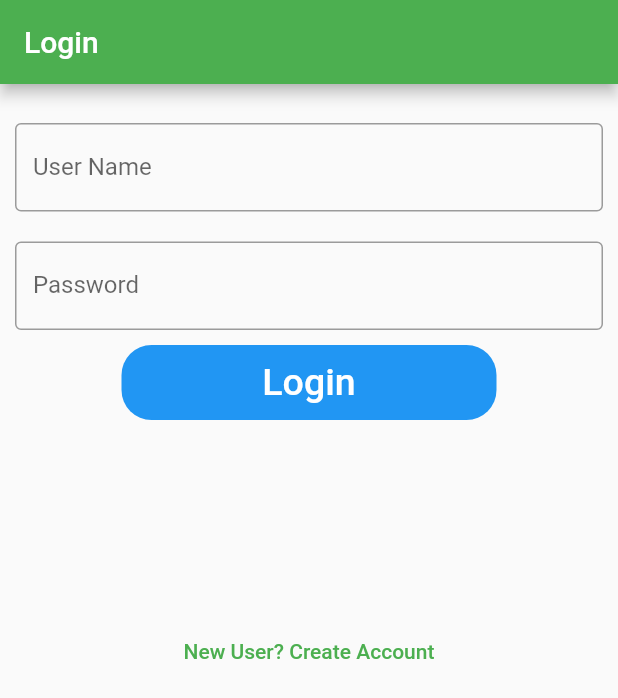
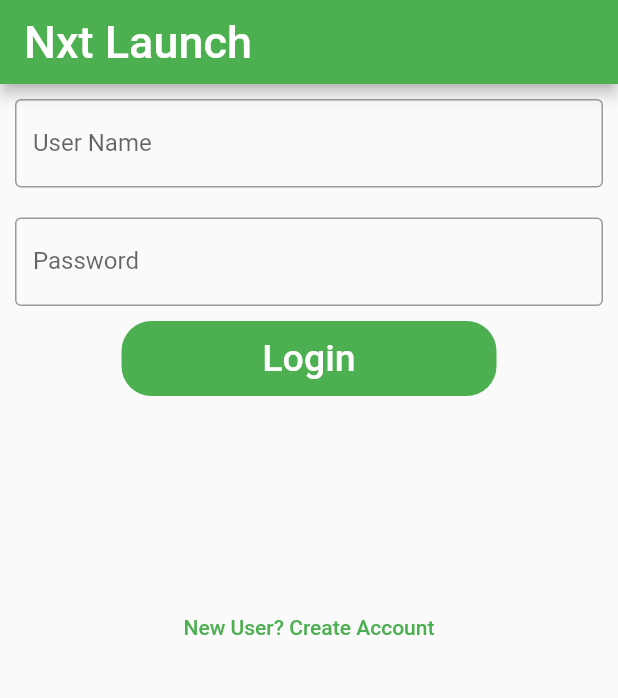
Before and after one commit to sethrandalldev/Nxt_Launch, a Flutter app: the screen it shows after launch, after a tap on "Login", on a phone screen of 412 x 824 dp. Shown: the top 698 px of the screen. Run offline on Flutter 3.47's test engine with Material 2 defaults, Android fonts, the phone set to English and light mode, and no system bars; our stand-ins replace date_format; missing offline and left inert: flutter_session, shared_preferences_web; network calls fail.

Commit message:
[REMOVED] authentication_page

```diff
--- a/lib/main.dart
+++ b/lib/main.dart
@@ -1,13 +1,34 @@
 import 'package:flutter/material.dart';
-import 'package:spacex_launches/pages/authentication_page.dart';
-import 'package:spacex_launches/pages/home_page.dart';
 import 'package:spacex_launches/pages/login_page.dart';
+import 'package:spacex_launches/pages/register_page.dart';
+
+import 'pages/home_page.dart';
 
 void main() {
   runApp(MyApp());
 }
 
-class MyApp extends StatelessWidget {
+class MyApp extends StatefulWidget {
+  @override
+  _MyAppState createState() => _MyAppState();
+}
+
+class _MyAppState extends State<MyApp> {
+  bool _authenticated = false;
+  bool _onLogin = true;
+
+  void setAuthenticated() {
+    setState(() {
+      _authenticated = true;
+    });
+  }
+
+  void setOnLogin() {
+    setState(() {
+      _onLogin = !_onLogin;
+    });
+  }
+
   @override
   Widget build(BuildContext context) {
     return MaterialApp(
@@ -19,7 +40,11 @@ class MyApp extends StatelessWidget {
         appBar: AppBar(
           title: Text('Nxt Launch', style: TextStyle(fontSize: 30))
         ),
-        body: AuthenticationPage()
+        body: _authenticated ?
+          HomePage() :
+            _onLogin ?
+              LoginPage(setAuthenticated, setOnLogin) :
+              RegisterPage(setAuthenticated, setOnLogin)
       )
     );
   }
--- a/lib/pages/authentication_page.dart
+++ /dev/null
@@ -1,34 +0,0 @@
-import 'package:flutter/material.dart';
-
-import 'login_page.dart';
-import 'register_page.dart';
-
-class AuthenticationPage extends StatelessWidget {
-  @override
-  Widget build(BuildContext context) {
-    return Container(
-      child: Column(
-        children: [
-          TextButton(
-            onPressed: () => Navigator.pushReplacement(
-              context,
-              MaterialPageRoute(
-                builder: (BuildContext context) => LoginPage()
-              )
-            ),
-            child: Text('Login'),
-          ),
-          TextButton(
-            onPressed: () => Navigator.pushReplacement(
-              context,
-              MaterialPageRoute(
-                builder: (BuildContext context) => RegisterPage()
-              )
-            ),
-            child: Text('Register'),
-          ),
-        ],
-      )
-    );
-  }
-}
--- a/lib/pages/login_page.dart
+++ b/lib/pages/login_page.dart
@@ -1,11 +1,22 @@
+import 'dart:convert';
+
 import 'package:flutter/material.dart';
 import 'package:flutter_session/flutter_session.dart';
+import 'package:spacex_launches/models/user.dart';
 import 'package:spacex_launches/pages/register_page.dart';
 import 'package:http/http.dart' as http;
 
 import 'home_page.dart';
 
 class LoginPage extends StatefulWidget {
+  Function setAuthenticated;
+  Function setOnLogin;
+
+  LoginPage(setAuthenticated, setOnLogin) {
+    this.setAuthenticated = setAuthenticated;
+    this.setOnLogin = setOnLogin;
+  }
+
   @override
   _LoginPageState createState() => _LoginPageState();
 }
@@ -29,7 +40,6 @@ class _LoginPageState extends State<LoginPage> {
 
   void _login() async {
     var url = Uri.parse('http://localhost:3000/login');
-    debugPrint(email.value.toString());
     var response = await http.post(
       url,
       body: {
@@ -38,30 +48,21 @@ class _LoginPageState extends State<LoginPage> {
       }
     );
     if (response.statusCode == 200) {
-      print('Response body: ${response.body}');
+      var json = jsonDecode(response.body);
+      User user = new User(id: json['_id'], email: json['email']);
+      await FlutterSession().set("user", user);
+      widget.setAuthenticated();
     }
   }
 
   @override
   Widget build(BuildContext context) {
-    return Scaffold(
-      appBar: AppBar(
-        title: Text('Login')
-      ),
-      body: Column(
+    return Column(
       children: [
         Form(
           key: _formKey,
-            child:
-      Column(
+          child: Column(
             children: [
-          FutureBuilder(
-            future: FlutterSession().get('user'),
-            builder: (context, snapshot) {
-              if (snapshot.hasData) print(snapshot.data.toString());
-              return Text(snapshot.hasData ? snapshot.data.toString() : 'Loading...');
-            }
-          ),
               Padding(
                 padding: EdgeInsets.all(10),
                 child: TextFormField(
@@ -87,7 +88,7 @@ class _LoginPageState extends State<LoginPage> {
                 height: 50,
                 width: 250,
                 decoration: BoxDecoration(
-                color: Colors.blue, borderRadius: BorderRadius.circular(20)),
+                    color: Colors.green, borderRadius: BorderRadius.circular(20)),
                 child: TextButton(
                   onPressed: () {
                     _login();
@@ -102,14 +103,13 @@ class _LoginPageState extends State<LoginPage> {
                 height: 130,
               ),
               TextButton(
-            onPressed: () => Navigator.pushReplacement(context, MaterialPageRoute(builder: (BuildContext context) => RegisterPage())),
+                onPressed: () => widget.setOnLogin(),
                 child: Text('New User? Create Account')
               )
             ],
           ),
         ),
       ],
-    ),
     );
   }
 }
--- a/pubspec.yaml
+++ b/pubspec.yaml
@@ -23,9 +23,8 @@ environment:
 dependencies:
   flutter:
     sdk: flutter
-  http: ^0.12.2
-  date_format: ^1.0.9
-  crypt: ^4.0.1
+  http: ^0.13.3
+  date_format: ^2.0.2
   flutter_session: ^0.1.1
 
 
```
Also changed, not shown: lib/pages/home_page.dart (+8 -1 lines), lib/pages/register_page.dart (+11 -2 lines), 1 other file. Lines whose indentation alone changed are shown as unchanged.
